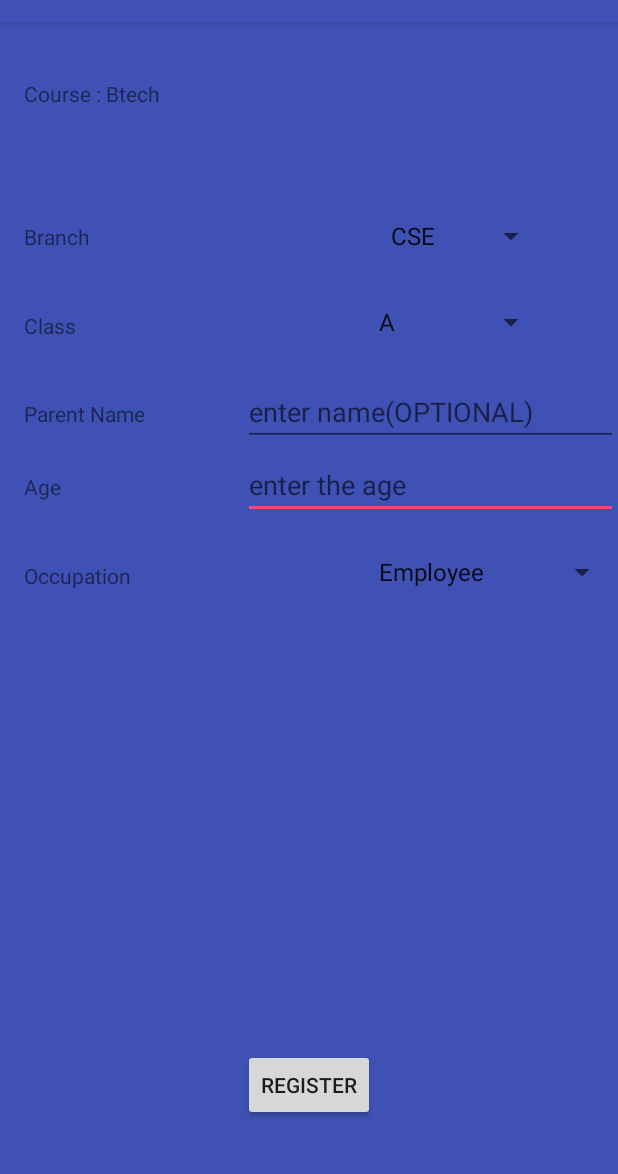
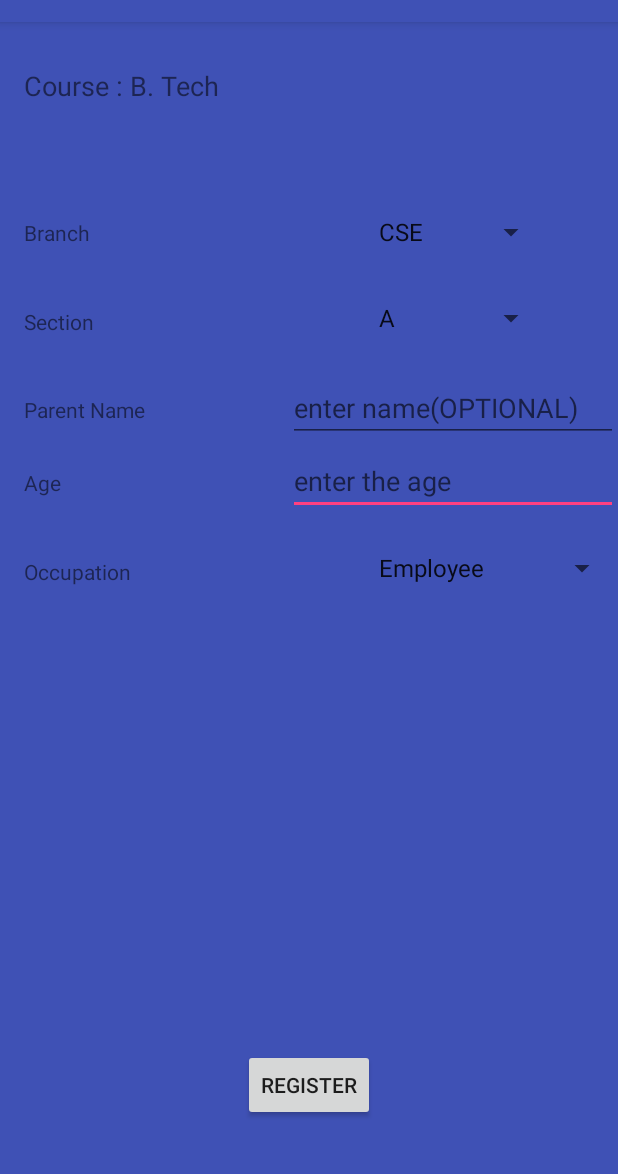
Before and after one commit to Sceint/Feedback, an Android app: the RegisterPage screen opened directly, with no data from a screen before it, on a phone screen of 412 x 824 dp, the part 62-1236 px from its top. Run offline under Robolectric (Android 15) with nearby library versions, the phone set to English and light mode, and no system bars.

Commit message:
Database connected to Feedback files

```diff
--- a/app/src/main/java/com/example/admin/feedback/FeedBack15.java
+++ b/app/src/main/java/com/example/admin/feedback/FeedBack15.java
@@ -20,9 +20,7 @@ public class FeedBack15 extends AppCompatActivity {
     public void gotoFinishPage(View view) {
         ConnectDatabase connectDatabase = ConnectDatabase.getInstance();
         connectDatabase.addData("Q15", ratingBar15.getRating());
-        connectDatabase.pushData();
-        //connectDatabase.seeData();
-        connectDatabase.disconnect();
+        connectDatabase.pushFeedbackData();
         Intent nextPage = new Intent(FeedBack15.this, Welcome.class);
         startActivity(nextPage);
     }
--- a/app/src/main/java/com/example/admin/feedback/RegisterPage.java
+++ b/app/src/main/java/com/example/admin/feedback/RegisterPage.java
@@ -4,25 +4,57 @@ import android.content.Intent;
 import android.support.v7.app.AppCompatActivity;
 import android.os.Bundle;
 import android.view.View;
+import android.widget.AdapterView;
+import android.widget.AdapterView.OnItemSelectedListener;
 import android.widget.ArrayAdapter;
 import android.widget.Spinner;
 
-public class RegisterPage extends AppCompatActivity {
+public class RegisterPage extends AppCompatActivity implements OnItemSelectedListener{
+
+    Spinner spinner1,spinner2;
 
     @Override
     protected void onCreate(Bundle savedInstanceState) {
         super.onCreate(savedInstanceState);
         setContentView(R.layout.activity_register_page);
 
-        Spinner mySpin=(Spinner) findViewById(R.id.spinner3);
-        ArrayAdapter<String> myAdapter=new ArrayAdapter<String>(RegisterPage.this,
-                android.R.layout.simple_list_item_1,getResources().getStringArray(R.array.branch));
-        myAdapter.setDropDownViewResource(android.R.layout.simple_spinner_dropdown_item);
-        mySpin.setAdapter(myAdapter);
+        spinner1 = (Spinner) findViewById(R.id.branch);
+        spinner2 = (Spinner) findViewById(R.id.section);
+        ArrayAdapter myAdapter = ArrayAdapter.createFromResource(this,R.array.branch,android.R.layout.simple_spinner_item);
+        spinner1.setAdapter(myAdapter);
+        spinner1.setOnItemSelectedListener(this);
+    }
+
+    @Override
+    public void onItemSelected(AdapterView<?> parent, View view, int position,
+                               long id) {
+        if (spinner1.getSelectedItem().equals("CSE")) {
+            ArrayAdapter adapter = ArrayAdapter.createFromResource(this,
+                    R.array.section1, android.R.layout.simple_spinner_item);
+            spinner2.setAdapter(adapter);
+        }
+        else if(spinner1.getSelectedItem().equals("ECE")){
+            ArrayAdapter adapter = ArrayAdapter.createFromResource(this,
+                    R.array.section3, android.R.layout.simple_spinner_item);
+            spinner2.setAdapter(adapter);
+        }
+        else{
+            ArrayAdapter adapter = ArrayAdapter.createFromResource(this,
+                    R.array.section2, android.R.layout.simple_spinner_item);
+            spinner2.setAdapter(adapter);
+        }
+
+    }
+
+    @Override
+    public void onNothingSelected(AdapterView<?> parent) {
 
 
     }
+
     public void gotoFeedback1Page(View view){
+        ConnectDatabase connectDatabase = ConnectDatabase.getInstance();
+        connectDatabase.pushParentData();
         Intent nextPage=new Intent(RegisterPage.this,FeedBack1.class);
         startActivity(nextPage);
     }
--- a/app/src/main/java/com/example/admin/feedback/Welcome.java
+++ b/app/src/main/java/com/example/admin/feedback/Welcome.java
@@ -9,5 +9,6 @@ public class Welcome extends AppCompatActivity {
     protected void onCreate(Bundle savedInstanceState) {
         super.onCreate(savedInstanceState);
         setContentView(R.layout.activity_welcome);
+        ConnectDatabase.getInstance().getStatus(this);
     }
 }
--- a/app/src/main/res/layout/activity_register_page.xml
+++ b/app/src/main/res/layout/activity_register_page.xml
@@ -28,12 +28,13 @@
     <TextView
         android:layout_width="wrap_content"
         android:layout_height="wrap_content"
-        android:text="Course : Btech"
-        android:id="@+id/textview1"
+        android:text="Course : B. Tech"
+        android:id="@+id/textView1"
         android:fontFamily="sans-serif"
+        android:textSize="18sp"
         android:layout_alignParentTop="true"
         android:layout_alignStart="@+id/textView3"
-        android:layout_marginTop="38dp" />
+        android:layout_marginTop="30dp" />
 
     <TextView
         android:text="Branch"
@@ -41,13 +42,13 @@
         android:layout_height="wrap_content"
         android:layout_marginStart="16dp"
         android:id="@+id/textView3"
-        android:layout_above="@+id/spinner4"
+        android:layout_above="@+id/section"
         android:layout_alignParentStart="true"
         android:layout_marginBottom="35dp" />
 
     <Spinner
         android:layout_height="wrap_content"
-        android:id="@+id/spinner3"
+        android:id="@+id/branch"
         android:layout_width="120dp"
         android:layout_marginEnd="47dp"
         android:entries="@array/branch"
@@ -55,30 +56,27 @@
         android:layout_alignBottom="@+id/textView3"
         android:layout_alignParentEnd="true" />
 
-    <Spinner
+    r<Spinner
         android:layout_width="120dp"
         android:layout_height="wrap_content"
-        android:id="@+id/spinner4"
-        android:entries="@array/branch1"
-
+        android:id="@+id/section"
+        android:entries="@array/section1"
         android:layout_alignBottom="@+id/textView4"
-        android:layout_alignStart="@+id/spinner3" />
+        android:layout_alignStart="@+id/branch" />
 
     <TextView
         android:text="Parent Name"
         android:layout_width="115dp"
         android:layout_height="wrap_content"
         android:id="@+id/textView"
-        android:layout_below="@+id/textview1"
+        android:layout_below="@+id/textView1"
         android:layout_alignStart="@+id/textView4"
         android:layout_marginTop="194dp" />
 
     <TextView
-        android:text="Class"
+        android:text="Section"
         android:layout_width="50dp"
         android:layout_height="wrap_content"
-
-
         android:id="@+id/textView4"
         android:layout_marginBottom="25dp"
         android:layout_above="@+id/editText5"
@@ -97,31 +95,33 @@
     <Spinner
         android:layout_width="match_parent"
         android:layout_height="wrap_content"
-        android:entries="@array/branch2"
+        android:entries="@array/occupation"
         android:id="@+id/spinner2"
         android:layout_alignBottom="@+id/textView5"
-        android:layout_alignStart="@+id/spinner4" />
+        android:layout_alignStart="@+id/section" />
 
     <EditText
         android:id="@+id/editText9"
-        android:layout_width="250dp"
+        android:layout_width="220dp"
         android:layout_height="wrap_content"
         android:layout_alignBaseline="@+id/textView2"
         android:layout_alignBottom="@+id/textView2"
         android:layout_alignStart="@+id/editText5"
         android:ems="10"
         android:hint="enter the age"
+        android:paddingRight="10dp"
         android:inputType="number" />
 
     <EditText
         android:id="@+id/editText5"
-        android:layout_width="250dp"
+        android:layout_width="220dp"
         android:layout_height="wrap_content"
         android:layout_alignBaseline="@+id/textView"
         android:layout_alignBottom="@+id/textView"
         android:layout_alignParentEnd="true"
         android:ems="10"
         android:hint="enter name(OPTIONAL)"
+        android:paddingRight="10dp"
         android:inputType="textPersonName" />
 
 
--- a/app/src/main/res/values/strings.xml
+++ b/app/src/main/res/values/strings.xml
@@ -10,7 +10,7 @@
         <item>EIE</item>
     </string-array>
 
-    <string-array name="branch1">
+    <string-array name="section1">
         <item>A</item>
         <item>B</item>
         <item>C</item>
@@ -20,9 +20,20 @@
         <item>G</item>
     </string-array>
 
-    <string-array name="branch2">
+    <string-array name="section2">
+        <item>A</item>
+    </string-array>
+
+    <string-array name="section3">
+        <item>A</item>
+        <item>B</item>
+        <item>C</item>
+        <item>D</item>
+    </string-array>
+
+    <string-array name="occupation">
         <item>Employee</item>
-        <item>Self Employeed</item>
+        <item>Self Employed</item>
         <item>Others</item>
     </string-array>
 
```
Also changed, not shown: app/src/main/java/com/example/admin/feedback/ConnectDatabase.java (+35 -38 lines).
